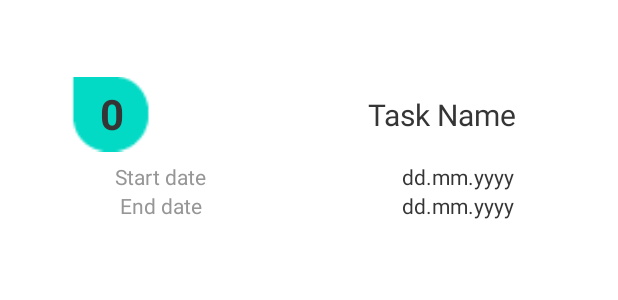
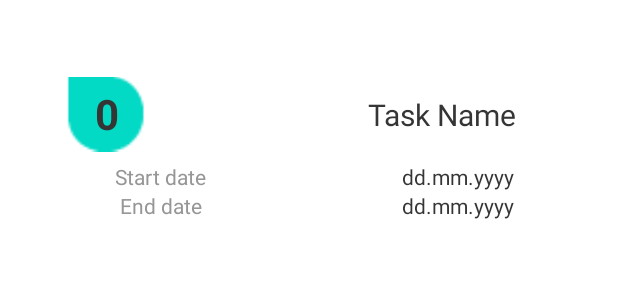
Before and after one commit to life-hazard/Quokka, an Android app: the layout recyclerview_item_row.xml on its own in the app's theme, with its tools: preview values and no code run, on a phone screen of 412 x 824 dp. Shown: the top 300 px of the screen. Run offline under Robolectric (Android 15) with nearby library versions, the phone set to English and light mode, and no system bars; Roboto replaces fonts that are not available here.

Commit message:
setting recycler view for firebase - code to clean up

```diff
--- a/app/build.gradle
+++ b/app/build.gradle
@@ -47,6 +47,8 @@ android {
 }
 
 dependencies {
+    implementation 'com.google.firebase:firebase-database-ktx:19.3.0'
+
 
     // for exceeding number of library methods
     coreLibraryDesugaring 'com.android.tools:desugar_jdk_libs:1.0.9'
@@ -111,6 +113,7 @@ dependencies {
     implementation "androidx.recyclerview:recyclerview:1.1.0"
     // For control over item selection of both touch and mouse driven selection
     implementation "androidx.recyclerview:recyclerview-selection:1.1.0"
+    implementation "com.firebaseui:firebase-ui-firestore:6.3.0"
 
     // Firebase BoM
     implementation platform('com.google.firebase:firebase-bom:26.5.0')
--- a/app/src/main/AndroidManifest.xml
+++ b/app/src/main/AndroidManifest.xml
@@ -1,6 +1,8 @@
 <?xml version="1.0" encoding="utf-8"?>
 <manifest xmlns:android="http://schemas.android.com/apk/res/android"
     package="com.example.quokka">
+
+    <uses-permission android:name="android.permission.INTERNET"/>
 
     <application
         android:allowBackup="true"
--- a/app/src/main/java/com/example/quokka/unlogged/LogInActivity.kt
+++ b/app/src/main/java/com/example/quokka/unlogged/LogInActivity.kt
@@ -14,6 +14,7 @@ import com.example.quokka.logged.UserHomePageActivity
 import com.google.firebase.firestore.FirebaseFirestore
 import com.google.firebase.firestore.ktx.firestore
 import com.google.firebase.ktx.Firebase
+import com.example.quokka.recyclerview.FirebaseManager
 
 class LogInActivity : AppCompatActivity() {
 
@@ -32,6 +33,9 @@ class LogInActivity : AppCompatActivity() {
         val intent1 = Intent(this, SignUpActivity::class.java)
 
         val sharedPreferences: SharedPreferences = this.getSharedPreferences(sharedPrefFile, Context.MODE_PRIVATE)
+
+        val s = FirebaseManager()
+        s.getAllTasks()
 
         binding.logInButton.setOnClickListener {
             logIn()
--- a/app/src/main/res/layout/recyclerview_item_row.xml
+++ b/app/src/main/res/layout/recyclerview_item_row.xml
@@ -24,27 +24,24 @@
         android:id="@+id/pointBcg"
         android:layout_width="100dp"
         android:layout_height="100dp"
-        app:srcCompat="?android:attr/textSelectHandleRight"
-        tools:layout_editor_absoluteX="16dp"
-        tools:layout_editor_absoluteY="19dp"
-        app:layout_constraintTop_toTopOf="@+id/pointsForTaskRV"
-        app:layout_constraintEnd_toEndOf="@+id/pointsForTaskRV"
-        app:layout_constraintStart_toStartOf="@+id/pointsForTaskRV"
-        app:layout_constraintBottom_toBottomOf="@+id/pointsForTaskRV"/>
+        android:layout_marginStart="55dp"
+        app:layout_constraintBottom_toBottomOf="@+id/itemPointsForTask"
+        app:layout_constraintEnd_toEndOf="@+id/itemPointsForTask"
+        app:layout_constraintStart_toStartOf="parent"
+        app:layout_constraintTop_toTopOf="@+id/itemPointsForTask"
+        app:srcCompat="?android:attr/textSelectHandleRight" />
 
     <TextView
-        android:id="@+id/pointsForTaskRV"
+        android:id="@+id/itemPointsForTask"
         android:layout_width="wrap_content"
         android:layout_height="wrap_content"
         android:layout_marginStart="55dp"
         android:layout_marginTop="8dp"
-        android:layout_marginEnd="160dp"
         android:text="0"
         android:textColor="#353535"
         android:textSize="28dp"
         android:textStyle="bold"
         app:layout_constraintBottom_toTopOf="@id/itemDescription"
-        app:layout_constraintEnd_toStartOf="@+id/itemTaskName"
         app:layout_constraintStart_toStartOf="parent"
         app:layout_constraintTop_toBottomOf="@+id/itemImage" />
 
@@ -117,7 +114,7 @@
         app:layout_constraintTop_toBottomOf="@+id/startDateText" />
 
     <TextView
-        android:id="@+id/endDate"
+        android:id="@+id/itemStartDate"
         android:layout_width="wrap_content"
         android:layout_height="wrap_content"
         android:text="dd.mm.yyyy"
@@ -128,7 +125,7 @@
         app:layout_constraintTop_toBottomOf="@+id/itemTaskName" />
 
     <TextView
-        android:id="@+id/Date"
+        android:id="@+id/itemEndDate"
         android:layout_width="wrap_content"
         android:layout_height="wrap_content"
         android:text="dd.mm.yyyy"
@@ -136,7 +133,7 @@
         app:layout_constraintBottom_toBottomOf="parent"
         app:layout_constraintEnd_toEndOf="parent"
         app:layout_constraintStart_toEndOf="@+id/itemDescription1"
-        app:layout_constraintTop_toBottomOf="@+id/endDate" />
+        app:layout_constraintTop_toBottomOf="@+id/itemStartDate" />
 
 
 
```
Also changed, not shown: app/src/main/java/com/example/quokka/logged/AvailableTasksBrowser.kt (+66 -7 lines), app/src/main/java/com/example/quokka/logged/UserTasksFragment.kt (+18 -1 lines), app/src/main/java/com/example/quokka/recyclerview/FirebaseManager.kt (added, +38 -0 lines), app/src/main/java/com/example/quokka/recyclerview/TaskAdapter.kt (added, +101 -0 lines), app/src/main/java/com/example/quokka/recyclerview/TaskHolder.kt (added, +19 -0 lines), app/src/main/java/com/example/quokka/recyclerview/TaskModel.kt (added, +23 -0 lines), app/src/main/res/layout/fragment_available_tasks_browser.xml (+6 -4 lines), app/src/main/res/layout/fragment_user_tasks.xml (+8 -5 lines).
